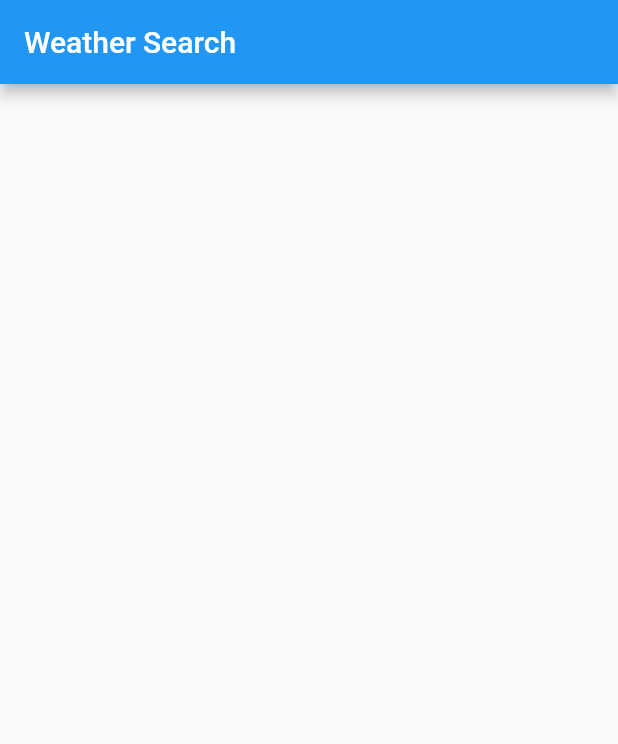
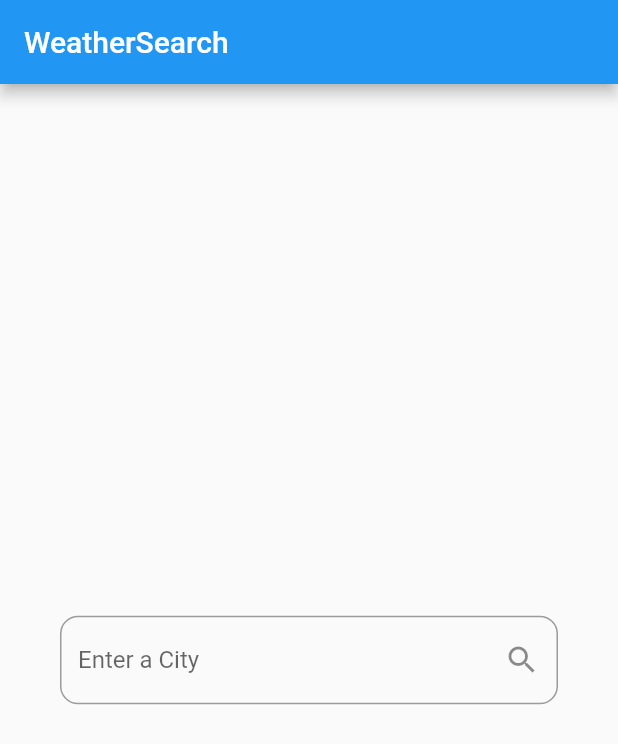
Before and after one commit to kauemurakami/cubit-weather, a Flutter app: the screen it shows after launch, on a phone screen of 412 x 824 dp. Shown: the top 744 px of the screen. Run offline on Flutter 3.47's test engine with Material 2 defaults, Android fonts, the phone set to English and light mode, and no system bars; our stand-ins replace bloc, flutter_bloc.

Commit message:
criando search page

```diff
--- a/lib/app/pages/weather_search_page.dart
+++ b/lib/app/pages/weather_search_page.dart
@@ -1,13 +1,64 @@
 import 'package:flutter/material.dart';
 import 'package:flutter_bloc/flutter_bloc.dart';
+import 'package:weather_cubit/app/cubits/weather/weather_cubit.dart';
+import 'package:weather_cubit/app/data/model/weather_model.dart';
 
 class WeatherSearchPage extends StatelessWidget {
   @override
   Widget build(BuildContext context) {
     return Scaffold(
         appBar: AppBar(
-          title: Text("Weather Search"),
+          title: Text('WeatherSearch'),
         ),
-        body: Container());
+        body: Container(
+          padding: EdgeInsets.symmetric(vertical: 16.0),
+          alignment: Alignment.center,
+          child: buildInitialInput(),
+        ));
+  }
+
+  Widget buildInitialInput() {
+    return CityInputField();
+  }
+
+  Widget buildLoading() {
+    return Center(
+      child: CircularProgressIndicator(),
+    );
+  }
+
+  Column buildColumnWithData(Weather weather) {
+    return Column(
+      children: [
+        Text(
+          weather.cityName,
+          style: TextStyle(fontSize: 30, fontWeight: FontWeight.bold),
+        ),
+        Text(
+          '${weather.temperatureCelsius.toStringAsFixed(1)} ºC',
+          style: TextStyle(fontSize: 60),
+        ),
+        CityInputField()
+      ],
+    );
   }
 }
+
+class CityInputField extends StatelessWidget {
+  @override
+  Widget build(BuildContext context) {
+    return Padding(
+        padding: EdgeInsets.symmetric(horizontal: 40),
+        child: TextField(
+          onSubmitted: (value) => submitCityName(context, value),
+          textInputAction: TextInputAction.search,
+          decoration: InputDecoration(
+              hintText: 'Enter a City',
+              border:
+                  OutlineInputBorder(borderRadius: BorderRadius.circular(12)),
+              suffixIcon: Icon(Icons.search)),
+        ));
+  }
+}
+
+void submitCityName(BuildContext context, String cityName) {}
--- a/lib/main.dart
+++ b/lib/main.dart
@@ -1,5 +1,8 @@
 import 'package:bloc/bloc.dart';
 import 'package:flutter/material.dart';
+import 'package:flutter_bloc/flutter_bloc.dart';
+import 'package:weather_cubit/app/cubits/weather/weather_cubit.dart';
+import 'package:weather_cubit/app/data/repository/weather_repository.dart';
 import 'package:weather_cubit/app/pages/weather_search_page.dart';
 
 void main() => runApp(MyApp());
@@ -9,7 +12,10 @@ class MyApp extends StatelessWidget {
   Widget build(BuildContext context) {
     return MaterialApp(
       title: 'Material App',
-      home: WeatherSearchPage(),
+      home: BlocProvider(
+        create: (context) => WeatherCubit(FakeWeatherRepository()),
+        child: WeatherSearchPage(),
+      ),
     );
   }
 }
```
